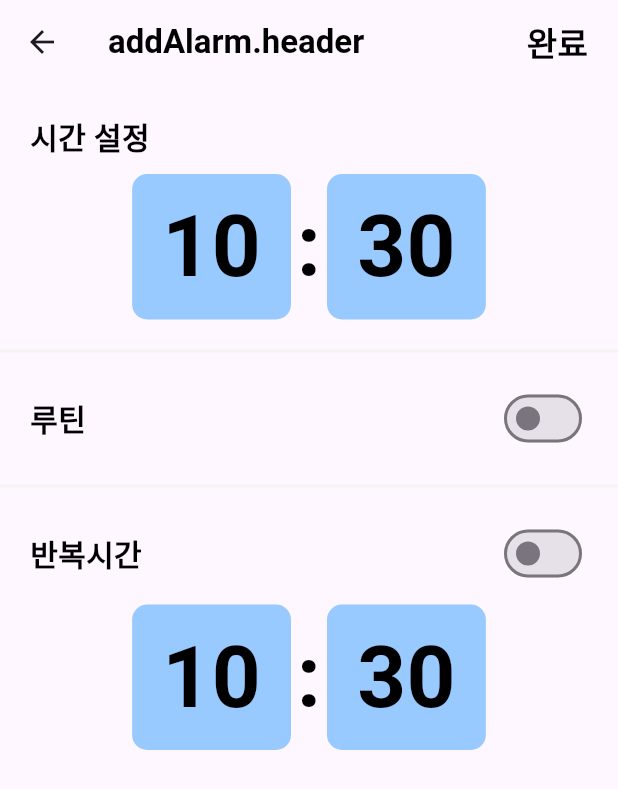
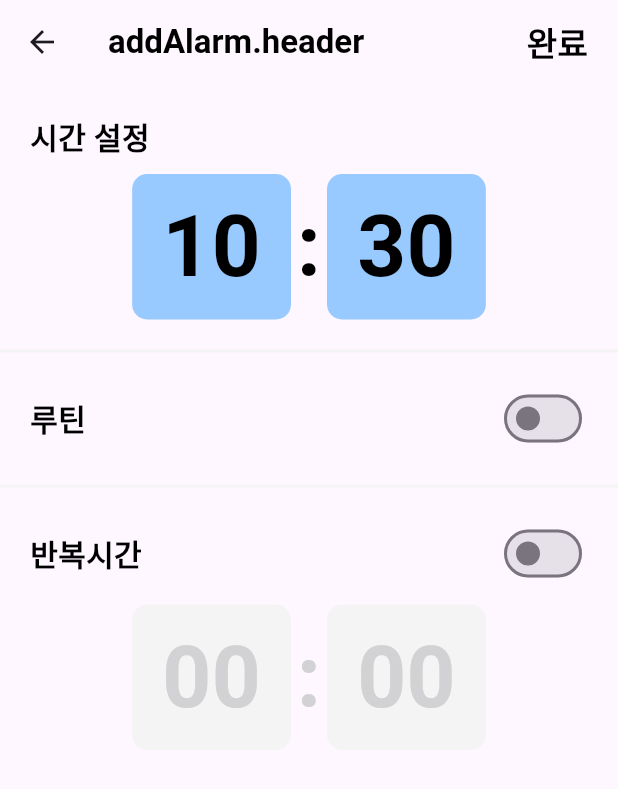
Before and after one commit to Raonshi/easy_alarm, a Flutter app: the screen it shows after launch, after a tap on "추가", on a phone screen of 412 x 824 dp. Shown: the top 789 px of the screen. Run offline on Flutter 3.47's test engine with Material 3 defaults, Android fonts, the light colour scheme and no system bars; our stand-ins replace bloc, easy_localization, flutter_bloc, flutter_svg, freezed_annotation.

Commit message:
feat:add snooze logic and state

```diff
--- a/lib/model/alarm_model/alarm_model.dart
+++ b/lib/model/alarm_model/alarm_model.dart
@@ -16,7 +16,7 @@ class AlarmModel with _$AlarmModel {
     required bool isAm,
     required TimeModel time,
     @Default([]) List<Weekday> weekdays,
-    required TimeModel snoozeTime,
+    TimeModel? snoozeTime,
   }) = _AlarmModel;
 
   factory AlarmModel.fromJson(Map<String, Object?> json) => _$AlarmModelFromJson(json);
@@ -30,18 +30,22 @@ class AlarmModel with _$AlarmModel {
       "${time.hour}:${time.minute.toString().padLeft(2, '0')}${isAm ? "alarm.am".tr() : "alarm.pm".tr()}";
 
   String get snoozeTimeText {
-    if (snoozeTime.hour == 0 && snoozeTime.minute == 0) {
+    if (snoozeTime == null) {
       return "alarm.snoozeNone".tr();
     }
 
-    if (snoozeTime.hour == 0 && snoozeTime.minute != 0) {
-      return "alarm.snoozeMinute".tr(args: [snoozeTime.minute.toString()]);
+    if (snoozeTime!.hour == 0 && snoozeTime!.minute == 0) {
+      return "alarm.snoozeNone".tr();
     }
 
-    if (snoozeTime.hour != 0 && snoozeTime.minute == 0) {
-      return "alarm.snoozeHour".tr(args: [snoozeTime.hour.toString()]);
+    if (snoozeTime!.hour == 0 && snoozeTime!.minute != 0) {
+      return "alarm.snoozeMinute".tr(args: [snoozeTime!.minute.toString()]);
     }
 
-    return "alarm.snoozeHourAndMinute".tr(args: [snoozeTime.hour.toString(), snoozeTime.minute.toString()]);
+    if (snoozeTime!.hour != 0 && snoozeTime!.minute == 0) {
+      return "alarm.snoozeHour".tr(args: [snoozeTime!.hour.toString()]);
+    }
+
+    return "alarm.snoozeHourAndMinute".tr(args: [snoozeTime!.hour.toString(), snoozeTime!.minute.toString()]);
   }
 }
--- a/lib/ui/page/add_page.dart
+++ b/lib/ui/page/add_page.dart
@@ -80,7 +80,18 @@ class _AddPageBody extends StatelessWidget {
                     Padding(
                       padding: const EdgeInsets.all(20.0),
                       child: SnoozePanelWidget(
-                        onTapSwitch: (bool value) {},
+                        snoozeTime: TimeOfDay(
+                          hour: state.alarmModel.snoozeTime?.hour ?? 0,
+                          minute: state.alarmModel.snoozeTime?.minute ?? 0,
+                        ),
+                        onTapSwitch: (bool value) {
+                          if (!value) context.read<AddBloc>().updateSnoozeTime();
+                        },
+                        onTimeChanged: (TimeOfDay? value) {
+                          if (value != null) {
+                            context.read<AddBloc>().updateSnoozeTime(value);
+                          }
+                        },
                       ),
                     ),
                     const SizedBox(height: 5.0),
--- a/lib/ui/widget/snooze_panel_widget.dart
+++ b/lib/ui/widget/snooze_panel_widget.dart
@@ -4,24 +4,39 @@ import 'package:flutter/material.dart';
 import 'dart:ui' as ui;
 
 class SnoozePanelWidget extends StatefulWidget {
-  const SnoozePanelWidget({super.key, required this.onTapSwitch});
+  const SnoozePanelWidget({
+    super.key,
+    required this.onTapSwitch,
+    required this.snoozeTime,
+    required this.onTimeChanged,
+  });
 
+  final TimeOfDay snoozeTime;
   final ValueChanged<bool> onTapSwitch;
+  final ValueChanged<TimeOfDay?> onTimeChanged;
 
   @override
   State<SnoozePanelWidget> createState() => _SnoozePanelWidgetState();
 }
 
 class _SnoozePanelWidgetState extends State<SnoozePanelWidget> {
-  TextStyle get _labelTextStyle =>
-      const TextStyle(fontSize: 20.0, fontWeight: FontWeight.bold, color: CustomColors.black);
+  bool _isEnabled = false;
 
-  TextStyle get _timeTextStyle =>
-      const TextStyle(fontSize: 57.0, height: 1.0, fontWeight: FontWeight.bold, color: CustomColors.black);
+  TextStyle get _labelTextStyle => const TextStyle(
+        fontSize: 20.0,
+        fontWeight: FontWeight.bold,
+        color: CustomColors.black,
+      );
 
-  TimeOfDay _time = TimeOfDay.now();
+  TextStyle get _timeTextStyle => TextStyle(
+        fontSize: 57.0,
+        height: 1.0,
+        fontWeight: FontWeight.bold,
+        color: _isEnabled ? CustomColors.black : CustomColors.grey30,
+      );
 
-  bool _isEnabled = false;
+  String get _hourText => (_isEnabled ? widget.snoozeTime.hour.toString() : "0").padLeft(2, "0");
+  String get _minuteText => (_isEnabled ? widget.snoozeTime.minute.toString() : "0").padLeft(2, "0");
 
   @override
   Widget build(BuildContext context) {
@@ -37,7 +52,7 @@ class _SnoozePanelWidgetState extends State<SnoozePanelWidget> {
               value: _isEnabled,
               onChanged: (value) {
                 setState(() => _isEnabled = value);
-                // widget.onTapSwitch(value);
+                widget.onTapSwitch(value);
               },
             ),
           ],
@@ -45,16 +60,12 @@ class _SnoozePanelWidgetState extends State<SnoozePanelWidget> {
         const SizedBox(height: 10.0),
         GestureDetector(
           onTap: () async {
+            if (!_isEnabled) return;
             final TimeOfDay? time = await showTimePicker(
               context: context,
-              initialTime: _time,
+              initialTime: widget.snoozeTime,
             );
-
-            if (time != null) {
-              setState(() {
-                _time = time;
-              });
-            }
+            widget.onTimeChanged(time);
           },
           child: Row(
             mainAxisAlignment: MainAxisAlignment.center,
@@ -62,19 +73,19 @@ class _SnoozePanelWidgetState extends State<SnoozePanelWidget> {
               Container(
                 padding: const EdgeInsets.symmetric(horizontal: 20.0, vertical: 20.0),
                 decoration: BoxDecoration(
-                  color: CustomColors.blue30,
+                  color: _isEnabled ? CustomColors.blue30 : CustomColors.grey10,
                   borderRadius: BorderRadius.circular(10.0),
                 ),
-                child: Text(_time.hour.toString().padLeft(2, "0"), style: _timeTextStyle),
+                child: Text(_hourText, style: _timeTextStyle),
               ),
               SizedBox(width: 24.0, child: Text(":", style: _timeTextStyle, textAlign: TextAlign.center)),
               Container(
                 padding: const EdgeInsets.symmetric(horizontal: 20.0, vertical: 20.0),
                 decoration: BoxDecoration(
-                  color: CustomColors.blue30,
+                  color: _isEnabled ? CustomColors.blue30 : CustomColors.grey10,
                   borderRadius: BorderRadius.circular(10.0),
                 ),
-                child: Text(_time.minute.toString().padLeft(2, "0"), style: _timeTextStyle),
+                child: Text(_minuteText, style: _timeTextStyle),
               ),
             ],
           ),
```
Also changed, not shown: lib/bloc/add/add_bloc.dart (+14 -0 lines), lib/model/alarm_model/alarm_model.freezed.dart, lib/model/alarm_model/alarm_model.g.dart.
